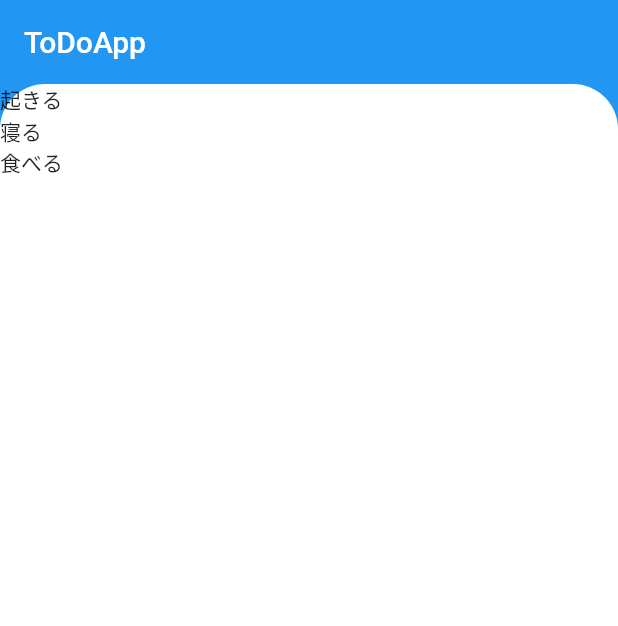
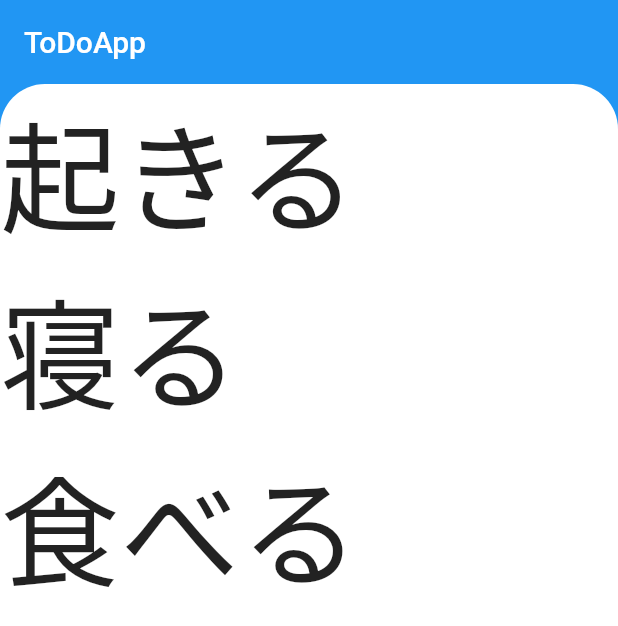
Before and after one commit to hibik17/flutter_todo, a Flutter app: the screen it shows after launch, on a phone screen of 412 x 824 dp. Shown: the top 626 px of the screen. Run offline on Flutter 3.47's test engine with Material 2 defaults, Android fonts, the phone set to English and light mode, and no system bars; drawn by our look-alikes of flutter_slidable.

```diff
--- a/lib/main.dart
+++ b/lib/main.dart
@@ -1,4 +1,5 @@
 import 'package:flutter/material.dart';
+import 'package:flutter_slidable/flutter_slidable.dart';
 
 void main() {
   runApp(const MyApp());
@@ -51,9 +52,23 @@ class _MyHomePageState extends State<MyHomePage> {
                   topLeft: Radius.circular(30), topRight: Radius.circular(30)),
             ),
             child: ListView.builder(
+              // itemCountは何回繰り返しをするかの指定
               itemCount: todolists.length,
               itemBuilder: (BuildContext context, int index) {
-                return Text(todolists[index]);
+                return Slidable(
+                    actionPane: SlidableDrawerActionPane(),
+                    secondaryActions: [
+                      IconSlideAction(
+                        caption: "aaa",
+                        color: Colors.red,
+                        icon: Icons.delete,
+                        onTap: () {},
+                      ),
+                    ],
+                    child: Text(
+                      todolists[index],
+                      style: TextStyle(fontSize: 80),
+                    ));
               },
             )),
       ),
--- a/pubspec.yaml
+++ b/pubspec.yaml
@@ -3,7 +3,7 @@ description: A new Flutter project.
 
 # The following line prevents the package from being accidentally published to
 # pub.dev using `flutter pub publish`. This is preferred for private packages.
-publish_to: 'none' # Remove this line if you wish to publish to pub.dev
+publish_to: "none" # Remove this line if you wish to publish to pub.dev
 
 # The following defines the version and build number for your application.
 # A version number is three numbers separated by dots, like 1.2.43
@@ -30,10 +30,10 @@ dependencies:
   flutter:
     sdk: flutter
 
-
   # The following adds the Cupertino Icons font to your application.
   # Use with the CupertinoIcons class for iOS style icons.
   cupertino_icons: ^1.0.2
+  flutter_slidable: ^0.6.0
 
 dev_dependencies:
   flutter_test:
@@ -51,7 +51,6 @@ dev_dependencies:
 
 # The following section is specific to Flutter.
 flutter:
-
   # The following line ensures that the Material Icons font is
   # included with your application, so that you can use the icons in
   # the material Icons class.
```
Also changed, not shown: pubspec.lock.
